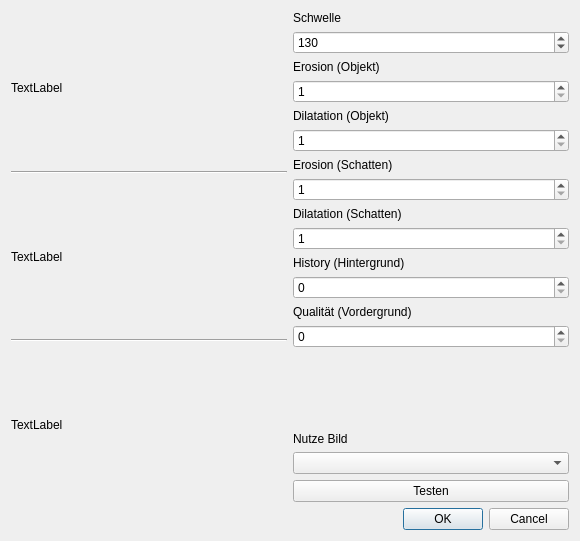
This is BIT_Shadows/sebgdialog.ui in annsimon/bit_shadows as Qt 5 draws it before an edit. The edited form follows.
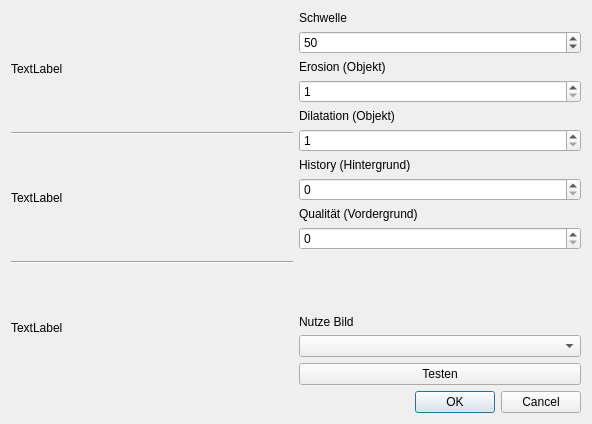
This is the edited form.

Commit message: ohne Schatten- angaben von benutzer

```diff
--- a/BIT_Shadows/sebgdialog.ui
+++ b/BIT_Shadows/sebgdialog.ui
@@ -6,8 +6,8 @@
    <rect>
     <x>0</x>
     <y>0</y>
-    <width>580</width>
-    <height>541</height>
+    <width>592</width>
+    <height>424</height>
    </rect>
   </property>
   <property name="windowTitle">
@@ -76,7 +76,7 @@
           <number>255</number>
          </property>
          <property name="value">
-          <number>130</number>
+          <number>50</number>
          </property>
         </widget>
        </item>
@@ -120,46 +120,6 @@
          </property>
         </widget>
        </item>
-       <item>
-        <widget class="QLabel" name="label_4">
-         <property name="text">
-          <string>Erosion (Schatten)</string>
-         </property>
-        </widget>
-       </item>
-       <item>
-        <widget class="QSpinBox" name="spinBoxErosionShadow">
-         <property name="minimum">
-          <number>1</number>
-         </property>
-         <property name="maximum">
-          <number>10</number>
-         </property>
-         <property name="value">
-          <number>1</number>
-         </property>
-        </widget>
-       </item>
-       <item>
-        <widget class="QLabel" name="label_5">
-         <property name="text">
-          <string>Dilatation (Schatten)</string>
-         </property>
-        </widget>
-       </item>
-       <item>
-        <widget class="QSpinBox" name="spinBoxDilatationShadow">
-         <property name="minimum">
-          <number>1</number>
-         </property>
-         <property name="maximum">
-          <number>10</number>
-         </property>
-         <property name="value">
-          <number>1</number>
-         </property>
-        </widget>
-       </item>
        <item>
         <widget class="QLabel" name="label_6">
          <property name="text">
```
The commit also changes 4 other files.
